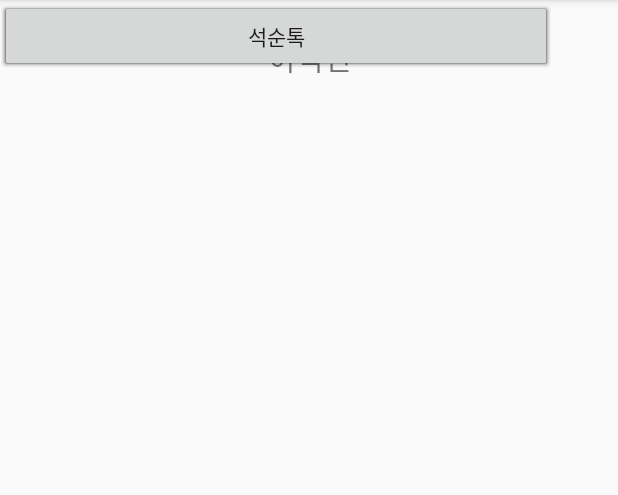
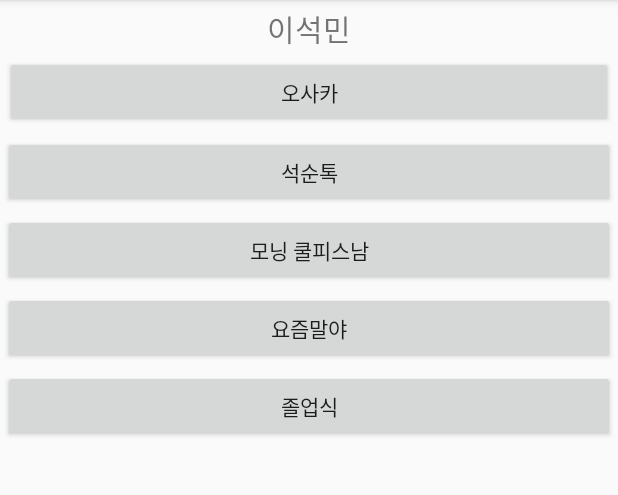
Before and after one commit to yurilee9696/friend-simulator, an Android app: the screen it shows after launch (MainActivity), on a phone screen of 412 x 824 dp, the part 84-579 px from its top. Run offline under Robolectric (Android 15) with nearby library versions, the phone set to English and light mode, and no system bars.

Commit message:
#7 리니어 레이아웃 변경으로 레이아웃 변경

```diff
--- a/app/src/main/res/layout/activity_main.xml
+++ b/app/src/main/res/layout/activity_main.xml
@@ -1,65 +1,55 @@
 <?xml version="1.0" encoding="utf-8"?>
-<android.support.constraint.ConstraintLayout xmlns:android="http://schemas.android.com/apk/res/android"
+<LinearLayout
+    android:orientation="vertical"
+    xmlns:android="http://schemas.android.com/apk/res/android"
     xmlns:app="http://schemas.android.com/apk/res-auto"
     xmlns:tools="http://schemas.android.com/tools"
+
     android:layout_width="match_parent"
     android:layout_height="match_parent"
     tools:context="kr.hs.emirim.wwhhoo0011.friendsimulator.MainActivity">
 
     <TextView
-        android:layout_width="wrap_content"
+        android:layout_width="match_parent"
         android:layout_height="wrap_content"
         android:textSize="20sp"
-        android:text="이석민"
-        app:layout_constraintBottom_toBottomOf="parent"
-        app:layout_constraintLeft_toLeftOf="parent"
-        app:layout_constraintRight_toRightOf="parent"
-        app:layout_constraintTop_toTopOf="parent"
-        app:layout_constraintHorizontal_bias="0.501"
-        app:layout_constraintVertical_bias="0.032" />
+        android:gravity="center"
+        android:layout_marginTop="4dp"
+        android:text="이석민"/>
 
 
     <Button
         android:id="@+id/button1"
-        android:layout_width="368dp"
+        android:layout_width="match_parent"
         android:layout_height="wrap_content"
         android:text="오사카"
-        tools:layout_editor_absoluteX="8dp"
-        tools:layout_editor_absoluteY="52dp" />
+        android:layout_margin="3dp"/>
 
     <Button
         android:id="@+id/button2"
-        android:layout_width="368dp"
+        android:layout_width="match_parent"
         android:layout_height="wrap_content"
         android:text="석순톡"
-        tools:layout_editor_absoluteX="8dp"
-        tools:layout_editor_absoluteY="114dp"
-        app:layout_constraintBaseline_toBaselineOf="@+id/button1" />
+        android:layout_margin="2dp"/>
 
     <Button
         android:id="@+id/button3"
-        android:layout_width="368dp"
+        android:layout_width="match_parent"
         android:layout_height="wrap_content"
         android:text="모닝 쿨피스남"
-        tools:layout_editor_absoluteX="8dp"
-        tools:layout_editor_absoluteY="114dp"
-        app:layout_constraintBaseline_toBaselineOf="@+id/button2"/>
+        android:layout_margin="2dp" />
 
     <Button
         android:id="@+id/button4"
-        android:layout_width="368dp"
+        android:layout_width="match_parent"
         android:layout_height="wrap_content"
-        android:text="석순톡"
-        tools:layout_editor_absoluteX="8dp"
-        tools:layout_editor_absoluteY="114dp"
-        app:layout_constraintBaseline_toBaselineOf="@+id/button3"/>
+        android:text="요즘말야"
+        android:layout_margin="2dp"/>
 
     <Button
         android:id="@+id/button5"
-        android:layout_width="368dp"
+        android:layout_width="match_parent"
         android:layout_height="wrap_content"
-        android:text="석순톡"
-        tools:layout_editor_absoluteX="8dp"
-        tools:layout_editor_absoluteY="114dp"
-        app:layout_constraintBaseline_toBaselineOf="@+id/button4"/>
-</android.support.constraint.ConstraintLayout>
+        android:text="졸업식"
+        android:layout_margin="2dp"/>
+</LinearLayout>
```
